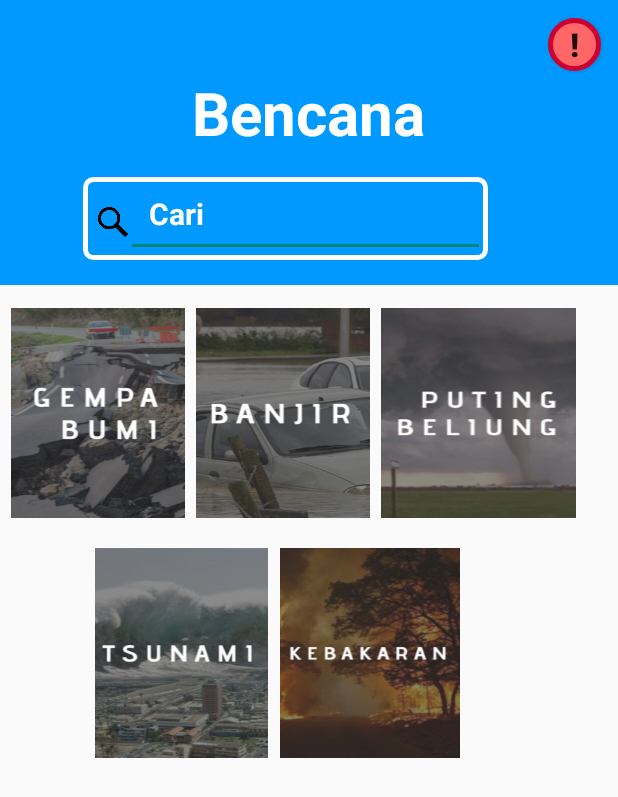
After one commit to sigabe/newSigabe, an Android app: the Activity_Dashboard_Quick screen opened directly, with no data from a screen before it, on a phone screen of 412 x 824 dp. The commit adds this screen. Shown: the top 797 px of the screen. Run offline under Robolectric (Android 15) with nearby library versions, the phone set to English and light mode, and no system bars.

Commit message:
dashboard

```diff
--- a/app/src/main/AndroidManifest.xml
+++ b/app/src/main/AndroidManifest.xml
@@ -17,7 +17,9 @@
             </intent-filter>
         </activity>
         <activity android:name=".QuickLearnAudio" />
-        <activity android:name=".TanyaJawab"></activity>
+        <activity android:name=".TanyaJawab" />
+        <activity android:name=".Activity_Dashboard_Quick" />
+        <activity android:name=".Activity_Dashboard_Learn"></activity>
     </application>
 
 </manifest>
--- /dev/null
+++ b/app/src/main/java/com/sigabe/sigabe/Activity_Dashboard_Quick.java
@@ -0,0 +1,26 @@
+package com.sigabe.sigabe;
+
+import android.content.Intent;
+import android.support.v7.app.AppCompatActivity;
+import android.os.Bundle;
+import android.view.View;
+import android.widget.Button;
+
+public class Activity_Dashboard_Quick extends AppCompatActivity {
+
+    Button btnQuick;
+    @Override
+    protected void onCreate(Bundle savedInstanceState) {
+        super.onCreate(savedInstanceState);
+        setContentView(R.layout.activity__dashboard__quick);
+
+        btnQuick = (Button)findViewById(R.id.btnHelp);
+        btnQuick.setOnClickListener(new View.OnClickListener() {
+            @Override
+            public void onClick(View v) {
+                Intent learn = new Intent(Activity_Dashboard_Quick.this, Activity_Dashboard_Learn.class);
+                startActivity(learn);
+            }
+        });
+    }
+}
--- /dev/null
+++ b/app/src/main/res/drawable/circle.xml
@@ -0,0 +1,10 @@
+<?xml version="1.0" encoding="utf-8"?>
+<selector xmlns:android="http://schemas.android.com/apk/res/android">
+    <item>
+        <shape android:shape="oval">
+            <stroke android:color="#CC0033" android:width="3dp" />
+            <solid android:color="#FF6666"/>
+            <size android:width="30dp" android:height="30dp"/>
+        </shape>
+    </item>
+</selector>
--- /dev/null
+++ b/app/src/main/res/drawable/search_button.xml
@@ -0,0 +1,10 @@
+<?xml version="1.0" encoding="utf-8"?>
+<selector xmlns:android="http://schemas.android.com/apk/res/android">
+    <item>
+        <shape android:shape="rectangle">
+            <stroke android:color="#FFFFFF" android:width="3dp" />
+            <size android:width="30dp" android:height="30dp"/>
+            <corners android:radius="5dp"></corners>
+        </shape>
+    </item>
+</selector>
--- /dev/null
+++ b/app/src/main/res/layout/activity__dashboard__quick.xml
@@ -0,0 +1,118 @@
+<?xml version="1.0" encoding="utf-8"?>
+<RelativeLayout xmlns:android="http://schemas.android.com/apk/res/android"
+    xmlns:app="http://schemas.android.com/apk/res-auto"
+    xmlns:tools="http://schemas.android.com/tools"
+    android:layout_width="match_parent"
+    android:layout_height="match_parent"
+    tools:context=".Activity_Dashboard_Quick">
+
+    <RelativeLayout
+        android:layout_width="match_parent"
+        android:layout_height="190dp"
+        android:background="#0099FF">
+
+        <Button
+            android:id="@+id/btnHelp"
+            android:layout_width="35dp"
+            android:layout_height="35dp"
+            android:layout_alignParentEnd="true"
+            android:layout_alignParentTop="true"
+            android:layout_marginEnd="11dp"
+            android:layout_marginTop="12dp"
+            android:background="@drawable/circle"
+            android:text="!"
+            android:textSize="22sp"
+            android:textStyle="bold" />
+
+        <TextView
+            android:id="@+id/text1"
+            android:layout_width="wrap_content"
+            android:layout_height="wrap_content"
+            android:layout_alignParentTop="true"
+            android:layout_centerHorizontal="true"
+            android:layout_marginTop="48dp"
+            android:text="Bencana"
+            android:textColor="#FFFFFF"
+            android:textSize="40sp"
+            android:textStyle="bold"  />
+
+        <RelativeLayout
+            android:layout_width="270dp"
+            android:layout_height="55dp"
+            android:layout_marginLeft="55dp"
+            android:layout_marginRight="55dp"
+            android:layout_marginTop="118dp"
+            android:background="@drawable/search_button">
+
+            <ImageView
+                android:layout_width="20dp"
+                android:layout_height="20dp"
+                android:layout_marginTop="20dp"
+                android:layout_marginLeft="10dp"
+                android:background="@drawable/search"/>
+
+            <EditText
+                android:layout_width="239dp"
+                android:layout_height="wrap_content"
+                android:layout_margin="2dp"
+                android:layout_alignParentEnd="true"
+                android:layout_centerVertical="true"
+                android:padding="15dp"
+                android:hint="Cari"
+                android:textSize="20sp"
+                android:textStyle="bold"
+                android:textColorHint="#FFFFFF"
+                />
+
+        </RelativeLayout>
+
+    </RelativeLayout>
+
+    <ImageButton
+        android:id="@+id/btnGempa"
+        android:layout_width="116dp"
+        android:layout_height="140dp"
+        android:layout_marginTop="205dp"
+        android:layout_marginLeft="7dp"
+        android:background="@drawable/kate1"/>
+
+    <ImageButton
+        android:id="@+id/btnBanjir"
+        android:layout_width="116dp"
+        android:layout_height="140dp"
+        android:layout_marginTop="205dp"
+        android:layout_marginLeft="7dp"
+        android:layout_toRightOf="@id/btnGempa"
+        android:background="@drawable/kate2"/>
+
+    <ImageButton
+        android:id="@+id/btnTornado"
+        android:layout_width="130dp"
+        android:layout_height="140dp"
+        android:layout_marginTop="205dp"
+        android:layout_marginLeft="7dp"
+        android:layout_marginRight="5dp"
+        android:layout_toRightOf="@id/btnBanjir"
+        android:background="@drawable/kate3"/>
+
+    <ImageButton
+        android:id="@+id/btnTsunami"
+        android:layout_width="115dp"
+        android:layout_height="140dp"
+        android:layout_marginTop="20dp"
+        android:layout_marginLeft="63dp"
+        android:layout_below="@id/btnGempa"
+        android:background="@drawable/kate4"/>
+
+    <ImageButton
+        android:id="@+id/btnKebakaran"
+        android:layout_width="120dp"
+        android:layout_height="140dp"
+        android:layout_marginTop="20dp"
+        android:layout_marginLeft="8dp"
+        android:layout_marginRight="63dp"
+        android:layout_below="@id/btnGempa"
+        android:layout_toRightOf="@id/btnTsunami"
+        android:background="@drawable/kate5"/>
+
+</RelativeLayout>
--- a/app/src/main/res/values/colors.xml
+++ b/app/src/main/res/values/colors.xml
@@ -1,12 +1,11 @@
 <?xml version="1.0" encoding="utf-8"?>
 <resources>
     <color name="colorPrimary">#3F51B5</color>
-    <color name="colorPrimaryDark">#303F9F</color>
+    <color name="colorPrimaryDark">#0000ff</color>
     <color name="colorAccent">#FF4081</color>
+    <color name="trans">#9a0066ff</color>
     <color name="colorContentQ1">#31a6c4</color>
     <color name="colorContentQ">#11b3dc</color>
     <color name="colorContent">#fffcfc</color>
     <color name="abu">#d0e9e6e6</color>
-
-
 </resources>
```
Also changed, not shown: app/src/main/java/com/sigabe/sigabe/Activity_Dashboard_Learn.java (added, +26 -0 lines), app/src/main/res/drawable/circle2.xml (added, +10 -0 lines), app/src/main/res/layout/activity__dashboard__learn.xml (added, +111 -0 lines), app/src/main/res/drawable/kate1.png (added), app/src/main/res/drawable/kate2.png (added), app/src/main/res/drawable/kate3.png (added), app/src/main/res/drawable/kate4.png (added), app/src/main/res/drawable/kate5.png (added), app/src/main/res/drawable/search.png (added).
